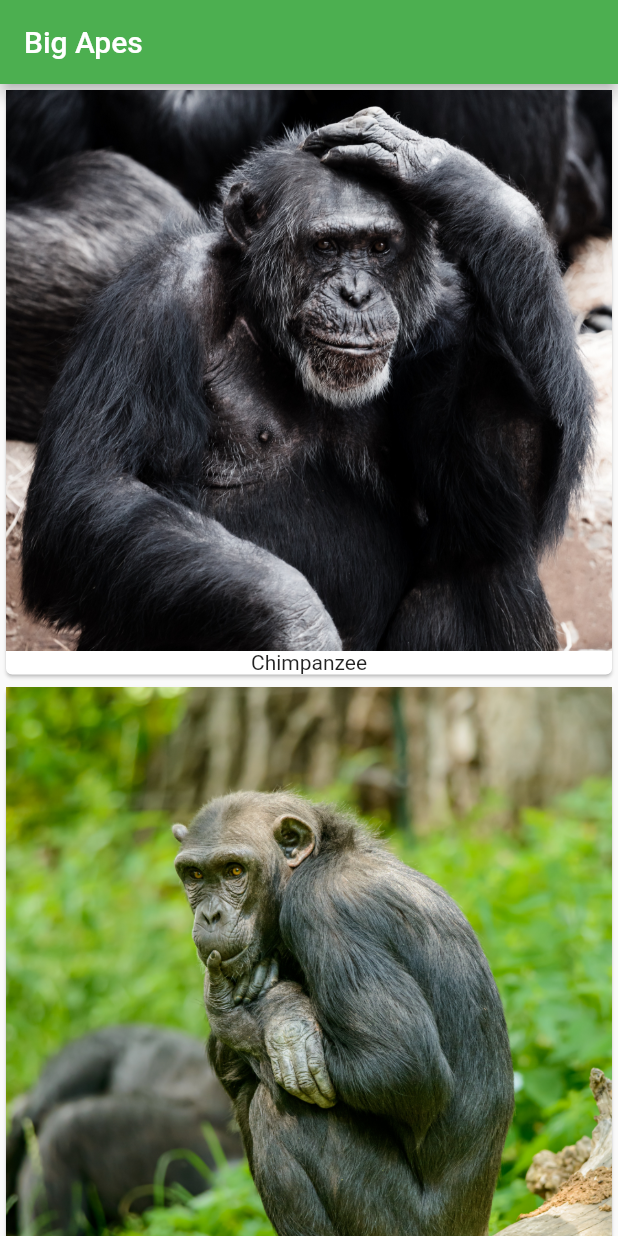
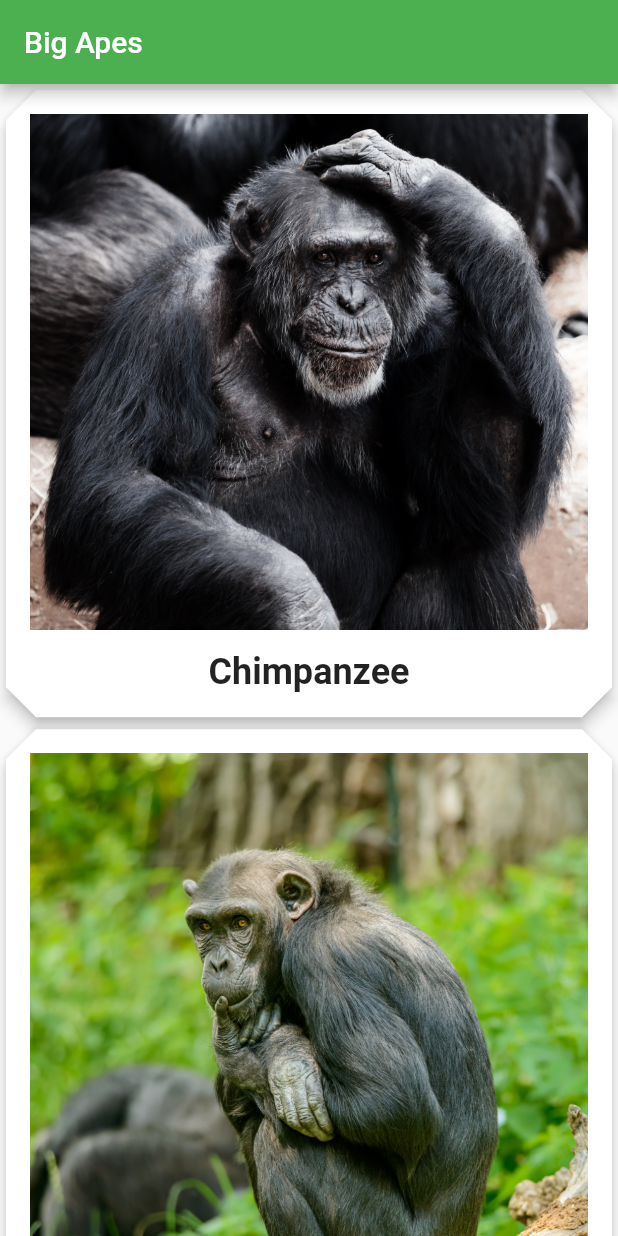
Before and after one commit to EmilBabazade/great_apes, a Flutter app: the screen it shows after launch, on a phone screen of 412 x 824 dp. Run offline on Flutter 3.47's test engine with Material 2 defaults, Android fonts, the phone set to English and light mode, and no system bars.

Commit message:
apes list styling

```diff
--- a/lib/main.dart
+++ b/lib/main.dart
@@ -82,11 +82,26 @@ class _HomePageState extends State<HomePage> {
 
   Widget buildApeCard(BigApe bigApe) {
     return Card (
-      child: Column (
-        children: <Widget>[
-          Image.asset(bigApe.imgUrl),
-          Text(bigApe.name),
-        ],
+      elevation: 4.0,
+      shape: BeveledRectangleBorder(
+        borderRadius: BorderRadius.circular(20)
+      ),
+      child: Padding(
+        padding: const EdgeInsets.all(16.0),
+        child: Column (
+          children: <Widget>[
+            Image.asset(bigApe.imgUrl),
+            const SizedBox(height: 14.0,),
+            Text(
+                bigApe.name,
+                style: TextStyle(
+                  fontSize: 24.0,
+                  fontWeight: FontWeight.w600,
+                  fontFamily: 'Roboto'
+                ),
+            ),
+          ],
+        )
       )
     );
   }
```
